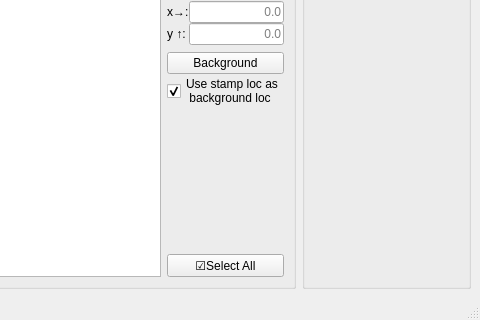
Before: the Qt Designer form wndmain.ui in ronanpaixao/PyPDFTK, drawn with Qt 5; both pictures show x 453 to 933 and y 420 to 740 of the 933 by 740 pixel window.
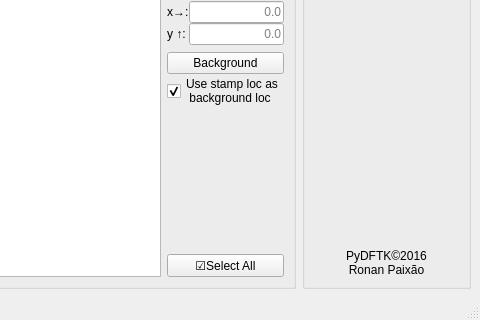
After: the same form once the commit is applied. Icons and pictures are not drawn. Custom widgets are drawn as their Qt base class.

Commit message: Create a logo and use it as PyDFTK's icon

Diff of the .ui file:
```diff
--- a/wndmain.ui
+++ b/wndmain.ui
@@ -581,11 +581,35 @@
          <property name="sizeHint" stdset="0">
           <size>
            <width>20</width>
-           <height>527</height>
+           <height>353</height>
           </size>
          </property>
         </spacer>
        </item>
+       <item>
+        <widget class="QLabel" name="label_18">
+         <property name="text">
+          <string/>
+         </property>
+         <property name="pixmap">
+          <pixmap>logo.png</pixmap>
+         </property>
+         <property name="alignment">
+          <set>Qt::AlignCenter</set>
+         </property>
+        </widget>
+       </item>
+       <item>
+        <widget class="QLabel" name="label_19">
+         <property name="text">
+          <string>PyDFTK©2016
+Ronan Paixão</string>
+         </property>
+         <property name="alignment">
+          <set>Qt::AlignCenter</set>
+         </property>
+        </widget>
+       </item>
       </layout>
      </widget>
     </item>
```
Left out of the diff: 4 changed lines with no effect on the pictures. The commit also changes 2 other files.
